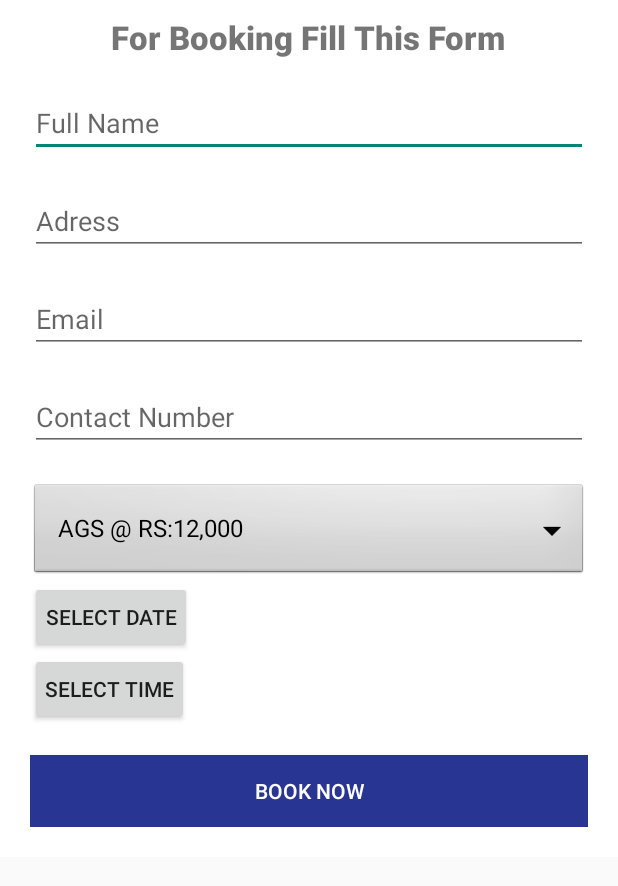
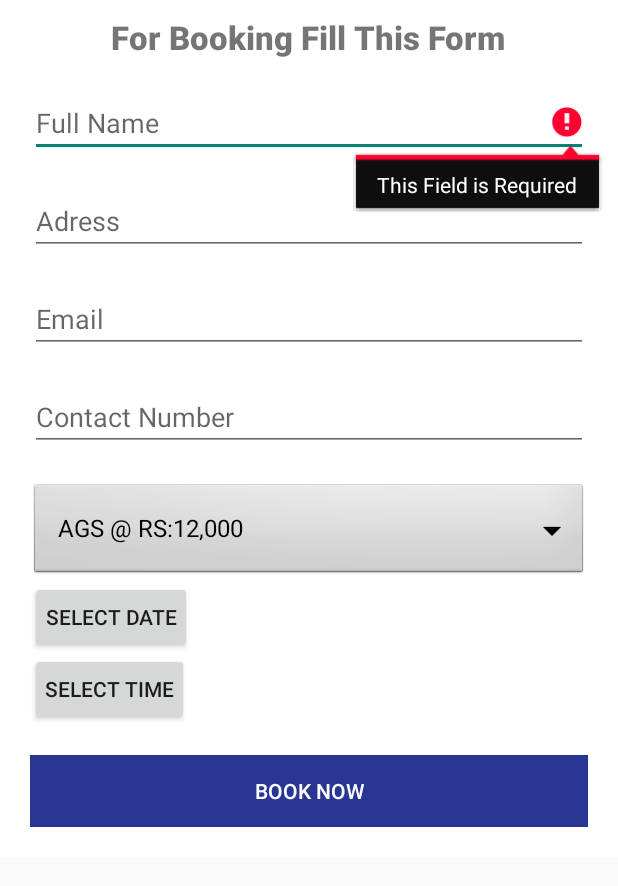
Before and after one commit to junaid808/MechanicOnWay-FYP, an Android app: the BatteryForm screen opened directly, with no data from a screen before it, after a tap on "BOOK NOW", on a phone screen of 412 x 824 dp, the part 165-1051 px from its top. Run offline under Robolectric (Android 15) with nearby library versions, the phone set to English and light mode, and no system bars; our stand-ins replace Firebase (no records; nobody signed in at launch, a user with empty details on screens opened directly).

Commit message:
Booking Data Sent to Firebase
Booking Data Sent to Firebase & Form Validations are also completed.

```diff
--- a/app/src/main/java/com/example/mechaniconway1/BatteryForm.java
+++ b/app/src/main/java/com/example/mechaniconway1/BatteryForm.java
@@ -11,28 +11,72 @@ import android.view.View;
 import android.widget.ArrayAdapter;
 import android.widget.Button;
 import android.widget.DatePicker;
+import android.widget.EditText;
 import android.widget.Spinner;
 import android.widget.TextView;
 import android.widget.TimePicker;
 
+import com.google.firebase.auth.FirebaseAuth;
+import com.google.firebase.auth.FirebaseUser;
+import com.google.firebase.database.DatabaseReference;
+import com.google.firebase.database.FirebaseDatabase;
+
 import java.util.Calendar;
 
 public class BatteryForm extends AppCompatActivity {
+
+
+    private FirebaseAuth mAuth;
+    private FirebaseUser currentUser;
+    private DatabaseReference CustomerDatabaseRef;
+
 
     private static Button date, time;
     private static TextView set_date, set_time;
     private static final int Date_id = 0;
     private static final int Time_id = 1;
 
+    // To get Data from XML
+    private EditText CustomerName;
+    private  EditText CustomerAddress;
+    private  EditText CustomerEmail;
+    private  EditText CustomerContact;
+    private  Spinner CustomerService;
+    private  TextView BookingDate;
+    private  TextView BookingTime;
+
+    //To Send Data to Database
+    private  String CustomerNameString;
+    private  String CustomerAddressString;
+    private  String CustomerEmailString;
+    private  String CustomerContactString;
+    private  String CustomerServiceString;
+    private  String BookingDateString;
+    private  String BookingTimeString;
+
+
     @Override
     protected void onCreate(Bundle savedInstanceState) {
         super.onCreate(savedInstanceState);
         setContentView(R.layout.activity_battery_form);
 
-        date = (Button) findViewById(R.id.selectdate);
-        time = (Button) findViewById(R.id.selecttime);
-        set_date = (TextView) findViewById(R.id.set_date);
-        set_time = (TextView) findViewById(R.id.set_time);
+
+        mAuth = FirebaseAuth.getInstance();
+        currentUser = mAuth.getCurrentUser();
+        CustomerDatabaseRef = FirebaseDatabase.getInstance().getReference().child("CustomerBookings");
+
+        CustomerName = findViewById(R.id.nameBatteryForm);
+        CustomerAddress = findViewById(R.id.addressBatteryForm);
+        CustomerEmail = findViewById(R.id.emailBatteryForm);
+        CustomerContact = findViewById(R.id.contactBatteryForm);
+        CustomerService = findViewById(R.id.batterySpinner);
+        BookingDate = findViewById(R.id.set_dateBatteryForm);
+        BookingTime = findViewById(R.id.set_timeBatteryForm);
+
+        date = (Button) findViewById(R.id.selectdateBatteryForm);
+        time = (Button) findViewById(R.id.selecttimeBatteryForm);
+        set_date = (TextView) findViewById(R.id.set_dateBatteryForm);
+        set_time = (TextView) findViewById(R.id.set_timeBatteryForm);
         Spinner dropdown = findViewById(R.id.batterySpinner);
         String[] items = new String[]{
 
@@ -114,10 +158,80 @@ public class BatteryForm extends AppCompatActivity {
         }
     };
 
-    public void bookAppointment(View view) {
-        Intent i = new Intent(this, BatteryForm.class);
-        startActivity(i);
+//    public void bookAppointment(View view) {
+//        Intent i = new Intent(this, BatteryForm.class);
+//        startActivity(i);
+//    }
+
+
+    public void sendBooking(View view) {
+
+
+
+        CustomerNameString  = CustomerName.getText().toString();
+        CustomerEmailString = CustomerEmail.getText().toString();
+        CustomerAddressString = CustomerAddress.getText().toString();
+        CustomerContactString = CustomerContact.getText().toString();
+        CustomerServiceString = CustomerService.getSelectedItem().toString();
+        BookingDateString = BookingDate.getText().toString();
+        BookingTimeString = BookingTime.getText().toString();
+
+
+        boolean isValid = true;
+        if(CustomerName.getText().toString().isEmpty()   )
+
+        {
+            CustomerName.setError("This Field is Required");
+
+
+
+
+
+            isValid = false;
+
+        }else if( CustomerAddress.getText().toString().isEmpty()){
+            CustomerAddress.setError("This Field is Required");
+            isValid = false;
+        }
+        else if( CustomerEmail.getText().toString().isEmpty()){
+            CustomerEmail.setError("This Field is Required");
+            isValid = false;
+        }else if( CustomerContact.getText().toString().isEmpty()){
+            CustomerContact.setError("This Field is Required");
+            isValid = false;
+        }else if( BookingDate.getText().toString().isEmpty()){
+            BookingDate.setError("This Field is Required");
+            isValid= false;
+
+        }else if( BookingTime.getText().toString().isEmpty()){
+            BookingTime.setError("This Field is Required");
+            isValid=false;
+        }
+
+        else{
+            createBooking(CustomerNameString,CustomerAddressString,CustomerEmailString,CustomerContactString,CustomerServiceString,BookingDateString,BookingTimeString);
+            CustomerName.setText("");
+            CustomerEmail.setText("");
+            CustomerAddress.setText("");
+            CustomerContact.setText("");
+            BookingDate.setText("");
+            BookingTime.setText("");
+            finish();
+        }
+
+
+
+
+
+
+
+
     }
 
-
+    public  void createBooking(
+            String CustomerName, String CustomerAddress, String CustomerEmail, String CustomerContact,String CustomerService,String BookingDate,String BookingTime
+    ){
+        Booking booking = new Booking(CustomerName,CustomerAddress,CustomerEmail,CustomerContact,CustomerService,BookingDate,BookingTime);
+        CustomerDatabaseRef.child(currentUser.getUid()).setValue(booking);
+    }
 }
--- a/app/src/main/res/layout/activity_battery_form.xml
+++ b/app/src/main/res/layout/activity_battery_form.xml
@@ -10,15 +10,15 @@
     tools:openDrawer="start"
 
     >
-    <!--    <com.google.android.material.navigation.NavigationView-->
-    <!--        android:layout_width="wrap_content"-->
-    <!--        android:layout_height="match_parent"-->
-    <!--        android:id="@+id/nav_view"-->
-    <!--        app:headerLayout="@layout/header"-->
-    <!--        app:menu="@menu/main_menu"-->
-    <!--        android:layout_gravity="start"-->
+<!--        <com.google.android.material.navigation.NavigationView-->
+<!--            android:layout_width="wrap_content"-->
+<!--            android:layout_height="match_parent"-->
+<!--            android:id="@+id/nav_view"-->
+<!--            app:headerLayout="@layout/header"-->
+<!--            app:menu="@menu/main_menu"-->
+<!--            android:layout_gravity="start"-->
 
-    <!--        />-->
+<!--            />-->
     <ScrollView
         android:layout_width="match_parent"
         android:layout_height="match_parent"
@@ -67,7 +67,7 @@
 
                 <EditText
 
-                    android:id="@+id/name"
+                    android:id="@+id/nameBatteryForm"
                     android:layout_width="match_parent"
                     android:layout_height="wrap_content"
                     android:layout_marginBottom="20dp"
@@ -75,7 +75,7 @@
                     android:inputType="textPersonName" />
 
                 <EditText
-                    android:id="@+id/address"
+                    android:id="@+id/addressBatteryForm"
                     android:layout_width="match_parent"
                     android:layout_height="wrap_content"
                     android:layout_marginBottom="20dp"
@@ -83,7 +83,7 @@
                     android:inputType="textPostalAddress" />
 
                 <EditText
-                    android:id="@+id/email"
+                    android:id="@+id/emailBatteryForm"
                     android:layout_width="match_parent"
                     android:layout_height="wrap_content"
                     android:layout_marginBottom="20dp"
@@ -91,7 +91,7 @@
                     android:inputType="textEmailAddress" />
 
                 <EditText
-                    android:id="@+id/contact"
+                    android:id="@+id/contactBatteryForm"
                     android:layout_width="match_parent"
                     android:layout_height="wrap_content"
                     android:layout_marginBottom="20dp"
@@ -111,7 +111,7 @@
                     android:orientation="horizontal">
                     <Button
 
-                        android:id="@+id/selectdate"
+                        android:id="@+id/selectdateBatteryForm"
                         android:layout_width="wrap_content"
                         android:layout_height="wrap_content"
                         android:gravity="center"
@@ -119,7 +119,7 @@
                         android:text="Select Date" />
 
                     <TextView
-                        android:id="@+id/set_date"
+                        android:id="@+id/set_dateBatteryForm"
                         android:layout_width="fill_parent"
                         android:layout_height="wrap_content"
                         android:gravity="center"
@@ -136,7 +136,7 @@
                     <Button
 
 
-                        android:id="@+id/selecttime"
+                        android:id="@+id/selecttimeBatteryForm"
                         android:layout_width="wrap_content"
                         android:layout_height="wrap_content"
                         android:gravity="center"
@@ -144,7 +144,7 @@
                         android:text="Select Time" />
 
                     <TextView
-                        android:id="@+id/set_time"
+                        android:id="@+id/set_timeBatteryForm"
                         android:layout_width="fill_parent"
                         android:layout_height="wrap_content"
                         android:gravity="center"
@@ -168,7 +168,7 @@
                 android:layout_height="wrap_content"
                 android:layout_marginTop="20dp"
                 android:background="#283593"
-                android:onClick="bookAppointment"
+                android:onClick="sendBooking"
                 android:text="Book Now" />
 
         </LinearLayout>
```
Also changed, not shown: app/src/main/java/com/example/mechaniconway1/Booking.java (added, +25 -0 lines).
